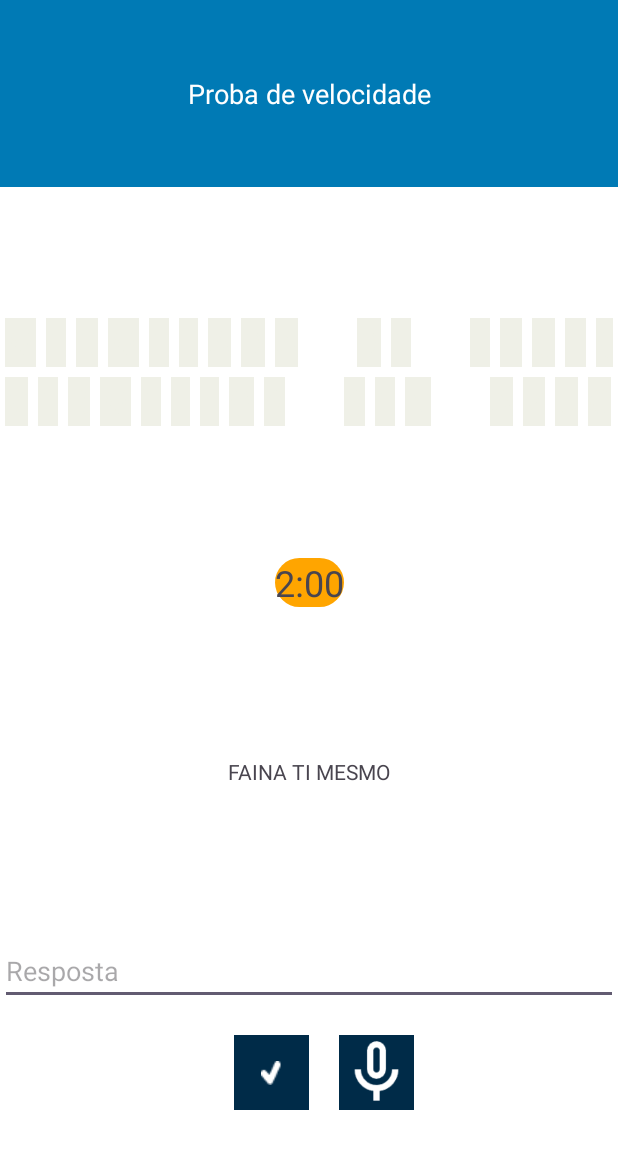
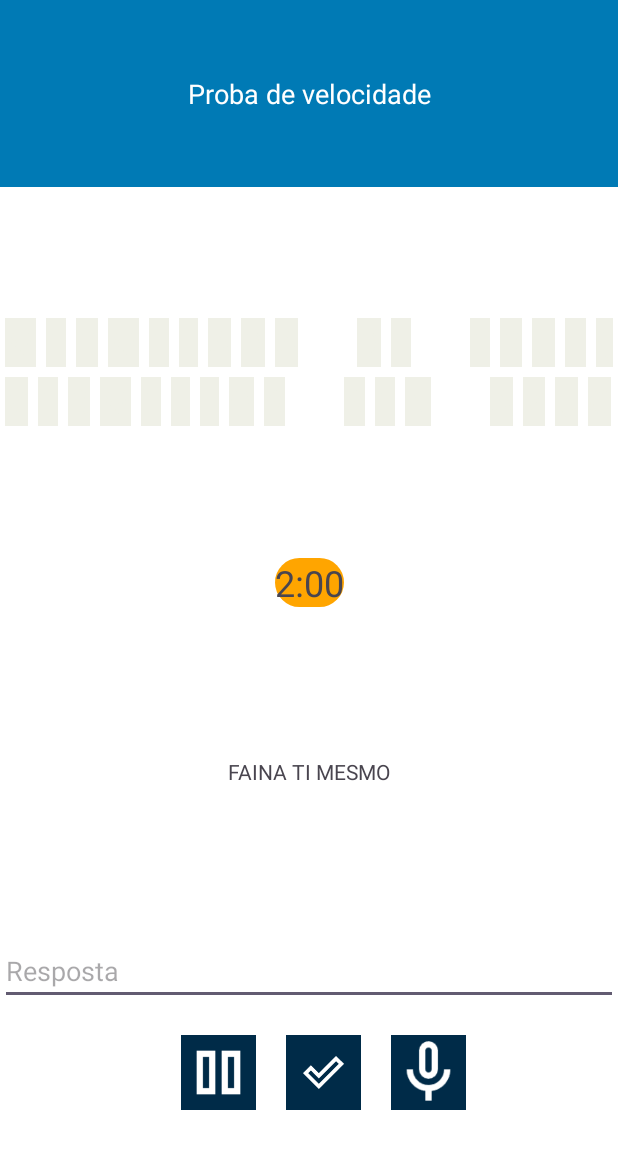
Before and after one commit to pabloboo/Galegando21, an Android app: the ProbaVelocidadeGameActivity screen opened directly, with no data from a screen before it, on a phone screen of 412 x 824 dp. Shown: the top 1149 px of the screen. Run offline under Robolectric (Android 15) with nearby library versions, the phone set to English and light mode, and no system bars.

Commit message:
Implementación botón de pausa xogo Proba de Velocidade

```diff
--- a/app/src/main/java/com/galegando21/day17ProbaVelocidade/ProbaVelocidadeGameActivity.kt
+++ b/app/src/main/java/com/galegando21/day17ProbaVelocidade/ProbaVelocidadeGameActivity.kt
@@ -31,6 +31,7 @@ class ProbaVelocidadeGameActivity : AppCompatActivity() {
     private lateinit var boardLayout: LinearLayout
     private lateinit var hintTv: TextView
     private lateinit var userAnswerTv: EditText
+    private lateinit var pauseButton: ImageButton
     private lateinit var checkButton: ImageButton
 
     private var correctAnswers = 0
@@ -41,6 +42,7 @@ class ProbaVelocidadeGameActivity : AppCompatActivity() {
     private lateinit var probaVelocidadeTimerTv : TextView
 
     private var seconds = 0
+    private var stoppedSeconds = 0
     private var countDownTimer: CountDownTimer? = null
     private var letterViews: List<TextView> = listOf()
     private var revealedLetterIndices = mutableListOf<Int>()
@@ -56,10 +58,14 @@ class ProbaVelocidadeGameActivity : AppCompatActivity() {
         hintTv = findViewById(R.id.proba_velocidade_hint_tv)
         userAnswerTv = findViewById(R.id.proba_velocidade_answer_et)
         userAnswerTv.filters = arrayOf(InputFilter.AllCaps())
+        pauseButton = findViewById(R.id.pause_btn_proba_velocidade)
         checkButton = findViewById(R.id.check_btn_proba_velocidade)
         probaVelocidadeTimerTv = findViewById(R.id.proba_velocidade_timer_tv)
         micButton = findViewById(R.id.mic_btn_proba_velocidade)
 
+        pauseButton.setOnClickListener {
+            pauseOrResumeTimer()
+        }
         checkButton.setOnClickListener {
             checkButtonClickListener()
         }
@@ -76,8 +82,12 @@ class ProbaVelocidadeGameActivity : AppCompatActivity() {
 
     }
 
-    private fun startTimer() {
+    private fun startTimer(segundos: Int = 0) {
         countDownTimer?.cancel() // Cancela el timer anterior si existe
+
+        if (segundos != 0) {
+            seconds = segundos
+        }
 
         countDownTimer = object : CountDownTimer(Long.MAX_VALUE, 1000) {
             override fun onTick(millisUntilFinished: Long) {
@@ -146,6 +156,9 @@ class ProbaVelocidadeGameActivity : AppCompatActivity() {
 
         countDownTimer?.cancel()
         seconds=0
+        stoppedSeconds=0
+        pauseButton.tag = null
+        pauseButton.setImageResource(R.drawable.ic_pause)
         startTimer()
     }
 
@@ -195,4 +208,17 @@ class ProbaVelocidadeGameActivity : AppCompatActivity() {
                 userAnswerTv.setText(result?.get(0) ?: "")
             }
         }
+
+    private fun pauseOrResumeTimer() {
+        if (pauseButton.tag == null) {
+            pauseButton.tag = "paused"
+            pauseButton.setImageResource(R.drawable.ic_resume)
+            countDownTimer?.cancel()
+            stoppedSeconds = seconds
+        } else {
+            pauseButton.tag = null
+            pauseButton.setImageResource(R.drawable.ic_pause)
+            startTimer(stoppedSeconds)
+        }
+    }
 }
--- a/app/src/main/res/layout/activity_proba_velocidade_game.xml
+++ b/app/src/main/res/layout/activity_proba_velocidade_game.xml
@@ -72,14 +72,24 @@
             android:gravity="center"
             android:layout_marginTop="20dp">
             <ImageButton
+                android:id="@+id/pause_btn_proba_velocidade"
+                android:layout_width="50dp"
+                android:layout_height="50dp"
+                android:scaleType="fitCenter"
+                android:layout_gravity="center"
+                android:layout_marginLeft="20dp"
+                android:background="@color/secondaryBlue"
+                android:src="@drawable/ic_pause"/>
+            <ImageButton
                 android:id="@+id/check_btn_proba_velocidade"
                 android:layout_width="50dp"
                 android:layout_height="50dp"
+                android:scaleType="fitCenter"
                 android:layout_gravity="center"
                 android:layout_marginLeft="20dp"
                 android:background="@color/secondaryBlue"
                 android:padding="10dp"
-                android:src="@drawable/check_icon" />
+                android:src="@drawable/ic_check" />
             <ImageButton
                 android:id="@+id/mic_btn_proba_velocidade"
                 android:layout_width="50dp"
```
Also changed, not shown: app/src/main/res/drawable/ic_check.png (added), app/src/main/res/drawable/ic_pause.png (added), app/src/main/res/drawable/ic_resume.png (added).
